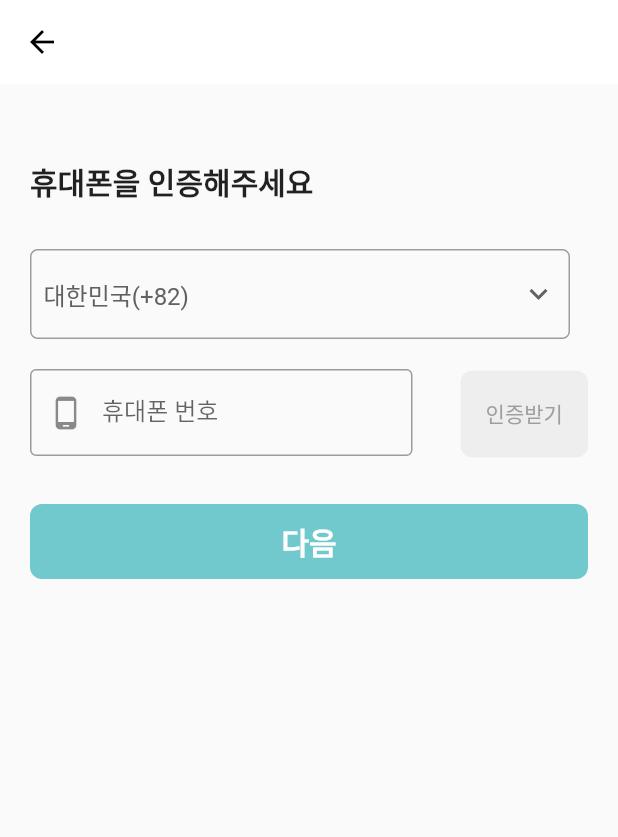
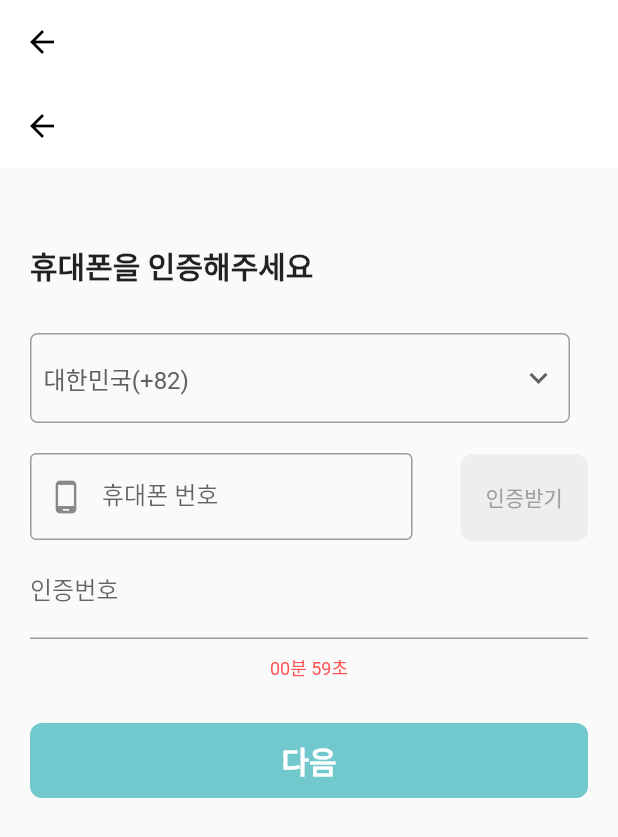
Before and after one commit to clean17/Village-Front-Project, a Flutter app: the UserAuthorizeTelPage screen opened by its route, after a tap on "인증받기", on a phone screen of 412 x 824 dp. Shown: the top 837 px of the screen. Run offline on Flutter 3.47's test engine with Material 2 defaults, Android fonts, the phone set to English and light mode, and no system bars; our stand-ins replace dio, flutter_riverpod, flutter_secure_storage, fluttertoast, font_awesome_flutter, geolocator and 5 more; missing offline and left inert: remedi_kopo; accounts and stored records are empty; project files that could hold a hidden picture were left out.

Commit message:
코드 구조 수정

```diff
--- a/lib/view/pages/common/notice_page/notice_page.dart
+++ b/lib/view/pages/common/notice_page/notice_page.dart
@@ -1,5 +1,6 @@
 import 'package:flutter/material.dart';
 import 'package:village/dummy/notice.dart';
+import 'package:village/view/pages/common/notice_page/widgets/notice_body.dart';
 import 'package:village/view/pages/common/notice_page/widgets/notice_card.dart';
 import 'package:village/view/widgets/simple_text_appbar.dart';
 
@@ -10,10 +11,7 @@ class NoticePage extends StatelessWidget {
   Widget build(BuildContext context) {
     return Scaffold(
       appBar: SimpleTextAppbar("공지사항"),
-      body: ListView.builder(
-        itemCount: notices.length,
-        itemBuilder: (context, index) => NoticeCard(notice: notices[index]),
-      ),
+      body: NoticeBody(),
     );
   }
 }
--- a/lib/view/pages/user/scrap_page/user_scrap_page.dart
+++ b/lib/view/pages/user/scrap_page/user_scrap_page.dart
@@ -1,5 +1,5 @@
 import 'package:flutter/material.dart';
-import 'package:village/view/pages/user/scrap_page/widgets/body.dart';
+import 'package:village/view/pages/user/scrap_page/widgets/user_scrap_body.dart';
 
 class UserScarpPage extends StatelessWidget {
   const UserScarpPage({Key? key}) : super(key: key);
@@ -17,7 +17,7 @@ class UserScarpPage extends StatelessWidget {
         ),
         centerTitle: true,
       ),
-      body: const Body(),
+      body: const UserScrapBody(),
     );
   }
 }
--- a/lib/view/pages/user/scrap_page/widgets/body.dart
+++ b/lib/view/pages/user/scrap_page/widgets/user_scrap_body.dart
@@ -1,8 +1,8 @@
 import 'package:flutter/material.dart';
 import 'package:village/view/pages/main/home_page/widgets/place_container.dart';
 
-class Body extends StatelessWidget {
-  const Body({Key? key}) : super(key: key);
+class UserScrapBody extends StatelessWidget {
+  const UserScrapBody({Key? key}) : super(key: key);
 
   @override
   Widget build(BuildContext context) {
--- a/lib/view/pages/user/tel_authorize_page/user_authorize_tel_page.dart
+++ b/lib/view/pages/user/tel_authorize_page/user_authorize_tel_page.dart
@@ -1,11 +1,7 @@
 import 'package:flutter/material.dart';
-import 'package:village/core/constants/color.dart';
-import 'package:village/view/pages/user/tel_authorize_page/widgets/my_contry_code_button.dart';
+import 'package:village/view/pages/user/tel_authorize_page/widgets/user_authorize_tel_body.dart';
 
 class UserAuthorizeTelPage extends StatelessWidget {
-  final _formfield = GlobalKey<FormState>();
-  final telController = TextEditingController();
-  final contryCodeController = TextEditingController();
 
   UserAuthorizeTelPage({Key? key}) : super(key: key);
 
@@ -19,89 +15,9 @@ class UserAuthorizeTelPage extends StatelessWidget {
           backgroundColor: Colors.white,
           iconTheme: const IconThemeData(color: Colors.black),
         ),
-        body: SingleChildScrollView(
-          child: Container(
-            padding: const EdgeInsets.symmetric(horizontal: 20, vertical: 50),
-            child: Column(
-              crossAxisAlignment: CrossAxisAlignment.start,
-              children: [
-                const Text(
-                  "휴대폰을 인증해주세요",
-                  style: TextStyle(fontSize: 20, fontWeight: FontWeight.bold),
-                ),
-                const SizedBox(height: 30),
-                Form(
-                  child: Column(
-                    key: _formfield,
-                    crossAxisAlignment: CrossAxisAlignment.start,
-                    children: [
-                      const MyContryCodeButton(),
-                      const SizedBox(height: 20),
-                      MyTelForm(),
-                      const SizedBox(height: 30),
-                      NextButton()
-                    ],
-                  ),
-                ),
-              ],
-            ),
-          ),
-        ),
+        body: UserAuthorizeTelBody(),
       ),
     );
   }
 
-  Widget MyTelForm() {
-    return Row(
-      children: [
-        SizedBox(
-          width: 255,
-          height: 60,
-          child: TextFormField(
-            keyboardType: TextInputType.number,
-            controller: telController,
-            decoration: const InputDecoration(
-                contentPadding: EdgeInsets.symmetric(vertical: 17),
-                labelText: "휴대폰 번호",
-                border: OutlineInputBorder(),
-                prefixIcon: Icon(Icons.phone_android),
-                hintText: "하이픈(-)없이 입력"),
-          ),
-        ),
-        const Spacer(),
-        Container(
-          width: 85,
-          height: 58,
-          decoration: BoxDecoration(
-              color: Colors.grey.shade200,
-              borderRadius: BorderRadius.circular(8)),
-          child: TextButton(
-            onPressed: () {},
-            child: Text(
-              "인증받기",
-              style: TextStyle(color: Colors.grey.shade500),
-            ),
-          ),
-        )
-      ],
-    );
-  }
-
-  Widget NextButton() {
-    return InkWell(
-      onTap: () {},
-      child: Container(
-        height: 50,
-        decoration: BoxDecoration(
-            color: kPrimaryColor, borderRadius: BorderRadius.circular(8)),
-        child: const Center(
-          child: Text(
-            "다음",
-            style: TextStyle(
-                color: Colors.white, fontSize: 20, fontWeight: FontWeight.bold),
-          ),
-        ),
-      ),
-    );
-  }
 }
--- /dev/null
+++ b/lib/view/pages/user/tel_authorize_page/widgets/count_down_timer.dart
@@ -0,0 +1,50 @@
+import 'package:flutter/material.dart';
+import 'dart:async';
+
+class CountDownTimer extends StatefulWidget {
+  @override
+  _CountDownTimerState createState() => _CountDownTimerState();
+}
+
+class _CountDownTimerState extends State<CountDownTimer> {
+  int _seconds = 60;
+  Timer? _timer;
+
+  @override
+  void initState() {
+    super.initState();
+    _timer = Timer.periodic(Duration(seconds: 1), (timer) {
+      setState(() {
+        if (_seconds > 0) {
+          _seconds--;
+        } else {
+          _timer!.cancel();
+        }
+      });
+    });
+  }
+
+  String get timerText {
+    Duration duration = Duration(seconds: _seconds);
+    String twoDigits(int n) => n.toString().padLeft(2, "0");
+    String minutes = twoDigits(duration.inMinutes.remainder(60));
+    String seconds = twoDigits(duration.inSeconds.remainder(60));
+    return "$minutes분 $seconds초";
+  }
+
+  @override
+  Widget build(BuildContext context) {
+    return Text(
+      timerText,
+      style: TextStyle(
+          fontSize: 12, color: Colors.redAccent
+      ),
+    );
+  }
+
+  @override
+  void dispose() {
+    _timer!.cancel();
+    super.dispose();
+  }
+}
--- /dev/null
+++ b/lib/view/pages/user/tel_authorize_page/widgets/next_button.dart
@@ -0,0 +1,27 @@
+import 'package:flutter/material.dart';
+import 'package:village/core/constants/color.dart';
+
+
+
+class NextButton extends StatelessWidget {
+  const NextButton({Key? key}) : super(key: key);
+
+  @override
+  Widget build(BuildContext context) {
+    return InkWell(
+      onTap: () {},
+      child: Container(
+        height: 50,
+        decoration: BoxDecoration(
+            color: kPrimaryColor, borderRadius: BorderRadius.circular(8)),
+        child: const Center(
+          child: Text(
+            "다음",
+            style: TextStyle(
+                color: Colors.white, fontSize: 20, fontWeight: FontWeight.bold),
+          ),
+        ),
+      ),
+    );
+  }
+}
--- /dev/null
+++ b/lib/view/pages/user/tel_authorize_page/widgets/tel_container.dart
@@ -0,0 +1,42 @@
+import 'package:flutter/material.dart';
+import 'package:flutter/services.dart';
+import 'package:village/view/pages/user/tel_authorize_page/widgets/count_down_timer.dart';
+
+
+class TelContainer extends StatefulWidget {
+  const TelContainer({Key? key}) : super(key: key);
+
+  @override
+  State<TelContainer> createState() => _TelContainerState();
+}
+
+class _TelContainerState extends State<TelContainer> {
+  final _telAuthController = TextEditingController();
+
+  @override
+  Widget build(BuildContext context) {
+    return Container(
+      // padding: EdgeInsets.symmetric(horizontal: 5),
+      height: 100,
+      width: double.infinity,
+      child: Column(
+        children: [
+          TextFormField(
+            controller: _telAuthController,
+            keyboardType: TextInputType.number,
+            inputFormatters: <TextInputFormatter>[
+              FilteringTextInputFormatter.digitsOnly, // 숫자만 입력 가능
+              LengthLimitingTextInputFormatter(6), // 6자로 제한
+            ],
+            decoration: InputDecoration(
+              labelText : "인증번호",
+              hintText: "인증번호 6자리를 입력하세요.",
+            ),
+          ),
+          SizedBox(height: 10),
+          CountDownTimer(),
+        ],
+      ),
+    );
+  }
+}
--- /dev/null
+++ b/lib/view/pages/user/tel_authorize_page/widgets/user_authorize_tel_body.dart
@@ -0,0 +1,103 @@
+import 'package:flutter/material.dart';
+import 'package:village/view/pages/user/tel_authorize_page/widgets/my_contry_code_button.dart';
+import 'package:village/view/pages/user/tel_authorize_page/widgets/next_button.dart';
+import 'package:village/view/pages/user/tel_authorize_page/widgets/tel_container.dart';
+
+class UserAuthorizeTelBody extends StatefulWidget {
+
+  UserAuthorizeTelBody({Key? key}) : super(key: key);
+
+  @override
+  State<UserAuthorizeTelBody> createState() => _UserAuthorizeTelBodyState();
+}
+
+class _UserAuthorizeTelBodyState extends State<UserAuthorizeTelBody> {
+  final _formfield = GlobalKey<FormState>();
+  final telController = TextEditingController();
+  final contryCodeController = TextEditingController();
+
+  bool _isCodeSent = false;
+
+  @override
+  Widget build(BuildContext context) {
+    return GestureDetector(
+      onTap: () => FocusScope.of(context).unfocus(),
+      child: Scaffold(
+        appBar: AppBar(
+          elevation: 0,
+          backgroundColor: Colors.white,
+          iconTheme: const IconThemeData(color: Colors.black),
+        ),
+        body: SingleChildScrollView(
+          child: Container(
+            padding: const EdgeInsets.symmetric(horizontal: 20, vertical: 50),
+            child: Column(
+              crossAxisAlignment: CrossAxisAlignment.start,
+              children: [
+                const Text(
+                  "휴대폰을 인증해주세요",
+                  style: TextStyle(fontSize: 20, fontWeight: FontWeight.bold),
+                ),
+                const SizedBox(height: 30),
+                Form(
+                  child: Column(
+                    key: _formfield,
+                    crossAxisAlignment: CrossAxisAlignment.start,
+                    children: [
+                      const MyContryCodeButton(),
+                      const SizedBox(height: 20),
+                      MyTelForm(),
+                      if (_isCodeSent) TelContainer(),
+                      const SizedBox(height: 20),
+                      NextButton()
+                    ],
+                  ),
+                ),
+              ],
+            ),
+          ),
+        ),
+      ),
+    );
+  }
+
+  Widget MyTelForm() {
+    return Row(
+      children: [
+        SizedBox(
+          width: 255,
+          height: 60,
+          child: TextFormField(
+            keyboardType: TextInputType.number,
+            controller: telController,
+            decoration: const InputDecoration(
+                contentPadding: EdgeInsets.symmetric(vertical: 17),
+                labelText: "휴대폰 번호",
+                border: OutlineInputBorder(),
+                prefixIcon: Icon(Icons.phone_android),
+                hintText: "하이픈(-)없이 입력"),
+          ),
+        ),
+        const Spacer(),
+        Container(
+          width: 85,
+          height: 58,
+          decoration: BoxDecoration(
+              color: Colors.grey.shade200,
+              borderRadius: BorderRadius.circular(8)),
+          child: TextButton(
+            onPressed: () {
+              setState(() {
+                _isCodeSent = true;
+              });
+            },
+            child: Text(
+              "인증받기",
+              style: TextStyle(color: Colors.grey.shade500),
+            ),
+          ),
+        )
+      ],
+    );
+  }
+}
```
Also changed, not shown: lib/view/pages/host/host_info_page/host_info_page.dart (+3 -48 lines), lib/view/pages/host/host_info_page/widgets/host_info_body.dart (added, +56 -0 lines), lib/view/pages/user/info_update_page/user_update_info_page.dart (+2 -16 lines), lib/view/pages/user/info_update_page/widgets/user_update_info_body.dart (added, +24 -0 lines), lib/view/pages/user/my_page/my_page.dart (+3 -24 lines), lib/view/pages/user/my_page/widgets/my_page_header.dart (added, +34 -0 lines), 1 other file.
